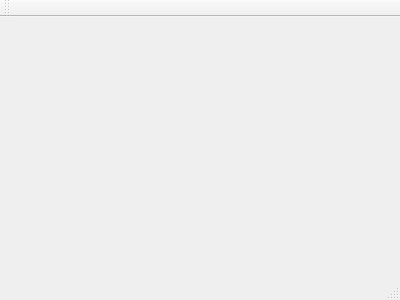
Qt form mainwindow.ui (midmva/UdpServer) before a commit.
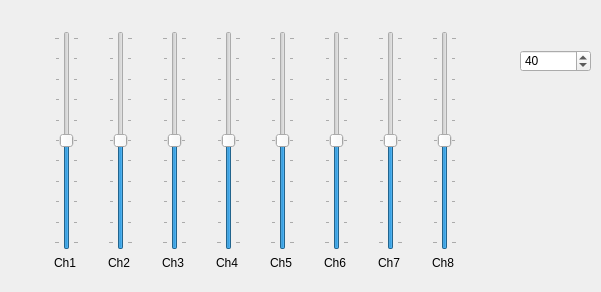
The same form after that commit.

What changed in the file:
```diff
--- a/mainwindow.ui
+++ b/mainwindow.ui
@@ -1,24 +1,284 @@
 <ui version="4.0">
  <class>MainWindow</class>
- <widget class="QMainWindow" name="MainWindow" >
-  <property name="geometry" >
+ <widget class="QMainWindow" name="MainWindow">
+  <property name="windowModality">
+   <enum>Qt::WindowModal</enum>
+  </property>
+  <property name="geometry">
    <rect>
     <x>0</x>
     <y>0</y>
-    <width>400</width>
-    <height>300</height>
+    <width>601</width>
+    <height>292</height>
    </rect>
   </property>
   <property name="windowTitle" >
    <string>MainWindow</string>
   </property>
-  <widget class="QMenuBar" name="menuBar" />
-  <widget class="QToolBar" name="mainToolBar" />
-  <widget class="QWidget" name="centralWidget" />
-  <widget class="QStatusBar" name="statusBar" />
+  <widget class="QWidget" name="centralWidget">
+   <widget class="QWidget" name="gridLayoutWidget">
+    <property name="geometry">
+     <rect>
+      <x>20</x>
+      <y>20</y>
+      <width>471</width>
+      <height>261</height>
+     </rect>
+    </property>
+    <layout class="QGridLayout" name="gridLayout">
+     <item row="0" column="1">
+      <widget class="QSlider" name="verticalSlider_2">
+       <property name="minimum">
+        <number>0</number>
+       </property>
+       <property name="maximum">
+        <number>100</number>
+       </property>
+       <property name="value">
+        <number>50</number>
+       </property>
+       <property name="orientation">
+        <enum>Qt::Vertical</enum>
+       </property>
+       <property name="tickPosition">
+        <enum>QSlider::TicksBothSides</enum>
+       </property>
+       <property name="tickInterval">
+        <number>0</number>
+       </property>
+      </widget>
+     </item>
+     <item row="0" column="6">
+      <widget class="QSlider" name="verticalSlider_7">
+       <property name="minimum">
+        <number>0</number>
+       </property>
+       <property name="maximum">
+        <number>100</number>
+       </property>
+       <property name="value">
+        <number>50</number>
+       </property>
+       <property name="orientation">
+        <enum>Qt::Vertical</enum>
+       </property>
+       <property name="tickPosition">
+        <enum>QSlider::TicksBothSides</enum>
+       </property>
+       <property name="tickInterval">
+        <number>0</number>
+       </property>
+      </widget>
+     </item>
+     <item row="0" column="5">
+      <widget class="QSlider" name="verticalSlider_6">
+       <property name="minimum">
+        <number>0</number>
+       </property>
+       <property name="maximum">
+        <number>100</number>
+       </property>
+       <property name="value">
+        <number>50</number>
+       </property>
+       <property name="orientation">
+        <enum>Qt::Vertical</enum>
+       </property>
+       <property name="tickPosition">
+        <enum>QSlider::TicksBothSides</enum>
+       </property>
+       <property name="tickInterval">
+        <number>0</number>
+       </property>
+      </widget>
+     </item>
+     <item row="0" column="4">
+      <widget class="QSlider" name="verticalSlider_5">
+       <property name="minimum">
+        <number>0</number>
+       </property>
+       <property name="maximum">
+        <number>100</number>
+       </property>
+       <property name="value">
+        <number>50</number>
+       </property>
+       <property name="orientation">
+        <enum>Qt::Vertical</enum>
+       </property>
+       <property name="tickPosition">
+        <enum>QSlider::TicksBothSides</enum>
+       </property>
+       <property name="tickInterval">
+        <number>0</number>
+       </property>
+      </widget>
+     </item>
+     <item row="0" column="7">
+      <widget class="QSlider" name="verticalSlider_8">
+       <property name="minimum">
+        <number>0</number>
+       </property>
+       <property name="maximum">
+        <number>100</number>
+       </property>
+       <property name="value">
+        <number>50</number>
+       </property>
+       <property name="orientation">
+        <enum>Qt::Vertical</enum>
+       </property>
+       <property name="tickPosition">
+        <enum>QSlider::TicksBothSides</enum>
+       </property>
+       <property name="tickInterval">
+        <number>0</number>
+       </property>
+      </widget>
+     </item>
+     <item row="0" column="3">
+      <widget class="QSlider" name="verticalSlider_4">
+       <property name="minimum">
+        <number>0</number>
+       </property>
+       <property name="maximum">
+        <number>100</number>
+       </property>
+       <property name="value">
+        <number>50</number>
+       </property>
+       <property name="orientation">
+        <enum>Qt::Vertical</enum>
+       </property>
+       <property name="tickPosition">
+        <enum>QSlider::TicksBothSides</enum>
+       </property>
+       <property name="tickInterval">
+        <number>0</number>
+       </property>
+      </widget>
+     </item>
+     <item row="0" column="2">
+      <widget class="QSlider" name="verticalSlider_3">
+       <property name="minimum">
+        <number>0</number>
+       </property>
+       <property name="maximum">
+        <number>100</number>
+       </property>
+       <property name="value">
+        <number>50</number>
+       </property>
+       <property name="orientation">
+        <enum>Qt::Vertical</enum>
+       </property>
+       <property name="tickPosition">
+        <enum>QSlider::TicksBothSides</enum>
+       </property>
+       <property name="tickInterval">
+        <number>0</number>
+       </property>
+      </widget>
+     </item>
+     <item row="0" column="0">
+      <widget class="QSlider" name="verticalSlider_1">
+       <property name="minimum">
+        <number>0</number>
+       </property>
+       <property name="maximum">
+        <number>100</number>
+       </property>
+       <property name="value">
+        <number>50</number>
+       </property>
+       <property name="orientation">
+        <enum>Qt::Vertical</enum>
+       </property>
+       <property name="tickPosition">
+        <enum>QSlider::TicksBothSides</enum>
+       </property>
+       <property name="tickInterval">
+        <number>0</number>
+       </property>
+      </widget>
+     </item>
+     <item row="1" column="0">
+      <widget class="QLabel" name="label">
+       <property name="text">
+        <string>Ch1</string>
+       </property>
+      </widget>
+     </item>
+     <item row="1" column="1">
+      <widget class="QLabel" name="label_2">
+       <property name="text">
+        <string>Ch2</string>
+       </property>
+      </widget>
+     </item>
+     <item row="1" column="2">
+      <widget class="QLabel" name="label_3">
+       <property name="text">
+        <string>Ch3</string>
+       </property>
+      </widget>
+     </item>
+     <item row="1" column="3">
+      <widget class="QLabel" name="label_4">
+       <property name="text">
+        <string>Ch4</string>
+       </property>
+      </widget>
+     </item>
+     <item row="1" column="4">
+      <widget class="QLabel" name="label_5">
+       <property name="text">
+        <string>Ch5</string>
+       </property>
+      </widget>
+     </item>
+     <item row="1" column="5">
+      <widget class="QLabel" name="label_6">
+       <property name="text">
+        <string>Ch6</string>
+       </property>
+      </widget>
+     </item>
+     <item row="1" column="6">
+      <widget class="QLabel" name="label_7">
+       <property name="text">
+        <string>Ch7</string>
+       </property>
+      </widget>
+     </item>
+     <item row="1" column="7">
+      <widget class="QLabel" name="label_8">
+       <property name="text">
+        <string>Ch8</string>
+       </property>
+      </widget>
+     </item>
+    </layout>
+   </widget>
+   <widget class="QSpinBox" name="spinBox">
+    <property name="geometry">
+     <rect>
+      <x>520</x>
+      <y>50</y>
+      <width>71</width>
+      <height>22</height>
+     </rect>
+    </property>
+    <property name="minimum">
+     <number>1</number>
+    </property>
+    <property name="value">
+     <number>40</number>
+    </property>
+   </widget>
+  </widget>
  </widget>
- <layoutDefault spacing="6" margin="11" />
- <pixmapfunction></pixmapfunction>
+ <layoutdefault spacing="6" margin="11"/>
  <resources/>
  <connections/>
 </ui>
```
Left out of the diff: 5 changed lines with no effect on the pictures.
